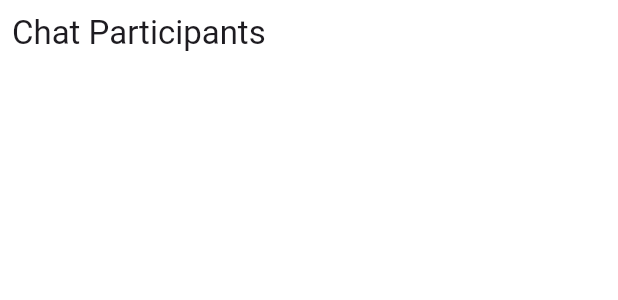
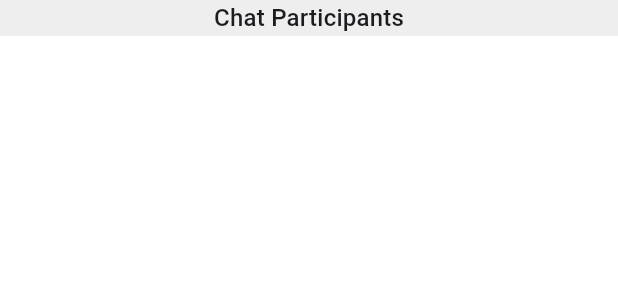
Before and after one commit to GianSt3/stanza_flutter, a Flutter app: the ChatParticipants widget shown alone on an empty page, opened directly, on a phone screen of 412 x 824 dp. Shown: the top 300 px of the screen. Run offline on Flutter 3.47's test engine with Material 3 defaults, Android fonts, the phone set to English and light mode, and no system bars; our stand-ins replace audioplayers, bloc, cloud_firestore, dio, either_dart, equatable and 12 more; missing offline and left inert: desktop_webview_window; accounts and stored records are empty; network calls fail; Roboto replaces fonts that are missing (Kanit); statements that could not run were skipped.

Commit message:
feat: update participant headers with new styling and sorting

```diff
--- a/lib/src/features/lobby/presenter/view/chat_participants.dart
+++ b/lib/src/features/lobby/presenter/view/chat_participants.dart
@@ -21,11 +21,13 @@ class ChatParticipants extends StatelessWidget {
       child: Column(
         crossAxisAlignment: CrossAxisAlignment.start,
         children: [
-          Padding(
-            padding: const EdgeInsets.all(8.0),
-            child: Text(
-              'Chat Participants',
-              style: Theme.of(context).textTheme.titleLarge,
+          Container(
+            color: Colors.grey.shade200,
+            child: Center(
+              child: Text(
+                'Chat Participants',
+                style: Theme.of(context).textTheme.titleMedium,
+              ),
             ),
           ),
           SizedBox(
@@ -69,6 +71,11 @@ class ChatParticipants extends StatelessWidget {
                         // Remove already selected players
                         authors.removeWhere(
                             (author) => playersLobby.contains(author.name));
+
+                        authors.sort((a, b) =>
+                            a.lastActivityTimestamp
+                                .compareTo(b.lastActivityTimestamp) *
+                            -1);
 
                         return ListView.separated(
                           itemCount: authors.length,
```
Also changed, not shown: lib/src/features/lobby/presenter/view/game_participants.dart (+7 -5 lines), lib/src/features/lobby/presenter/view/lobby_participants.dart (+7 -5 lines).
